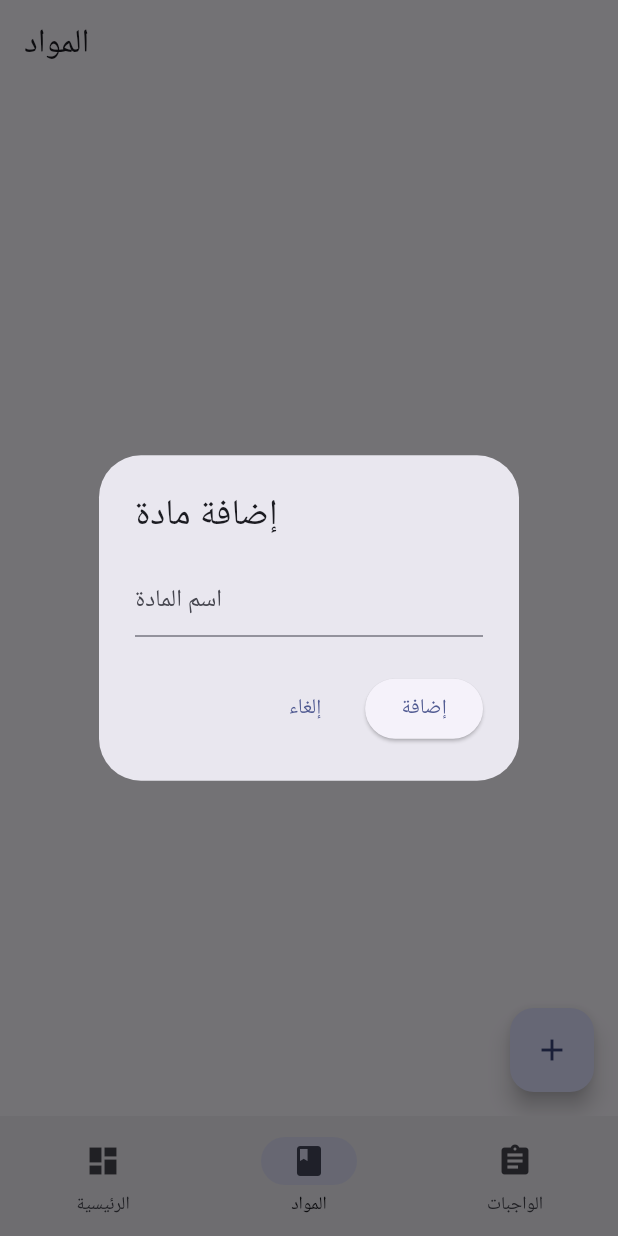
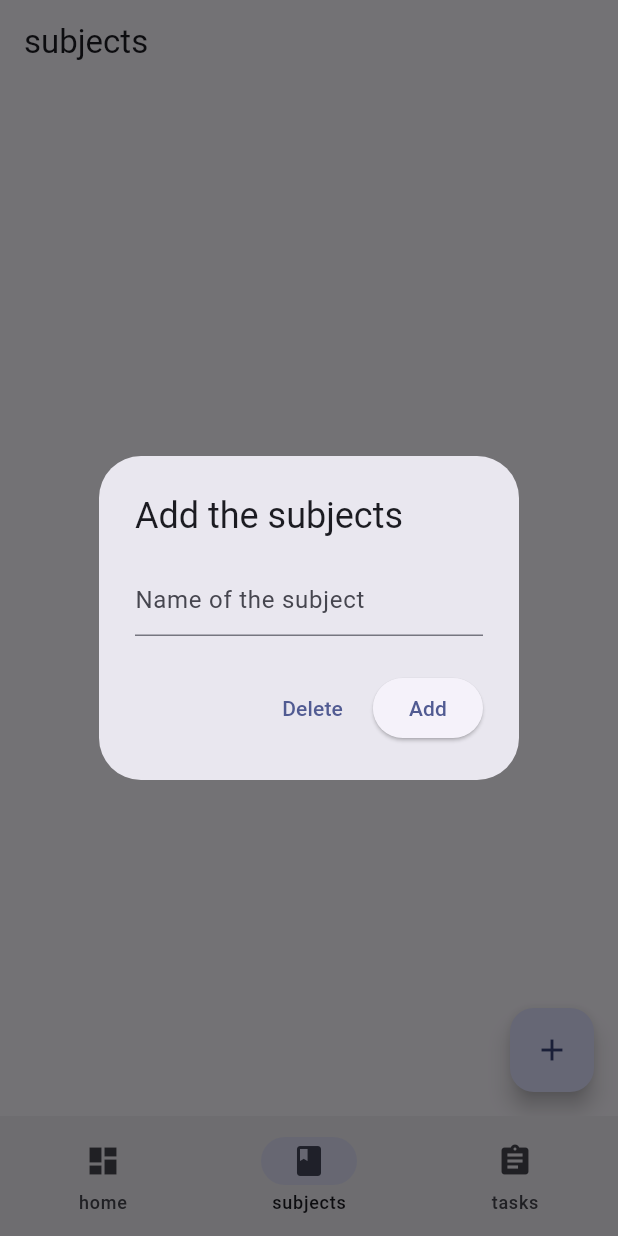
Before and after one commit to hussein-almasri/student_life_manager, a Flutter app: the screen it shows after launch, item 2 of the bottom bar chosen, after a tap on the "add" icon, on a phone screen of 412 x 824 dp. Run offline on Flutter 3.47's test engine with Material 3 defaults, Android fonts, the phone set to English and light mode, and no system bars; our stand-ins replace flutter_local_notifications, hive, hive_flutter, timezone; accounts and stored records are empty.

Commit message:
feat: Update UI text to English for consistency across the application

```diff
--- a/lib/features/dashboard/dashboard_screen.dart
+++ b/lib/features/dashboard/dashboard_screen.dart
@@ -18,7 +18,7 @@ class DashboardScreen extends StatelessWidget {
 
     return Scaffold(
       appBar: AppBar(
-        title: const Text('الرئيسية'),
+        title: const Text('home '),
         actions: [
           IconButton(
             icon: const Icon(Icons.settings),
@@ -39,13 +39,13 @@ class DashboardScreen extends StatelessWidget {
           crossAxisAlignment: CrossAxisAlignment.start,
           children: [
             Text(
-              'ملخص اليوم 👋',
+              'Todays summary',
               style: Theme.of(context).textTheme.headlineMedium,
             ),
             const SizedBox(height: 24),
 
             Text(
-              'نسبة الإنجاز',
+              'Percentage of completion',
               style: Theme.of(context).textTheme.titleMedium,
             ),
             const SizedBox(height: 8),
@@ -55,21 +55,21 @@ class DashboardScreen extends StatelessWidget {
               borderRadius: BorderRadius.circular(8),
             ),
             const SizedBox(height: 8),
-            Text('${(progress * 100).toStringAsFixed(0)}% مكتمل'),
+            Text('${(progress * 100).toStringAsFixed(0)}% complete'),
 
             const SizedBox(height: 32),
 
             Row(
               children: [
                 _StatCard(
-                  title: 'كل الواجبات',
+                  title: 'all tasks ',
                   value: totalTasks.toString(),
                   icon: Icons.assignment,
                   color: Colors.blue,
                 ),
                 const SizedBox(width: 16),
                 _StatCard(
-                  title: 'المنجزة',
+                  title: 'Completed',
                   value: completedTasks.toString(),
                   icon: Icons.check_circle,
                   color: Colors.green,
@@ -80,7 +80,7 @@ class DashboardScreen extends StatelessWidget {
             Row(
               children: [
                 _StatCard(
-                  title: 'المتبقية',
+                  title: 'remaining',
                   value: pendingTasks.toString(),
                   icon: Icons.schedule,
                   color: Colors.orange,
--- a/lib/features/settings/settings_screen.dart
+++ b/lib/features/settings/settings_screen.dart
@@ -15,15 +15,15 @@ class _SettingsScreenState extends State<SettingsScreen> {
 
     return Scaffold(
       appBar: AppBar(
-        title: const Text('الإعدادات'),
+        title: const Text('settings '),
       ),
       body: ListView(
         children: [
           // 🌙 Dark Mode
           SwitchListTile(
             secondary: const Icon(Icons.dark_mode),
-            title: const Text('الوضع الداكن'),
-            subtitle: const Text('تشغيل / إيقاف الوضع الداكن'),
+            title: const Text('Dark mode'),
+            subtitle: const Text('Turn on/off dark mode'),
             value: settings.darkMode,
             onChanged: (value) {
               final updatedSettings =
--- a/lib/features/subjects/subject_details_screen.dart
+++ b/lib/features/subjects/subject_details_screen.dart
@@ -21,7 +21,7 @@ class SubjectDetailsScreen extends StatelessWidget {
       ),
       body: subjectTasks.isEmpty
           ? const Center(
-              child: Text('لا يوجد واجبات لهذه المادة'),
+              child: Text('There are no Tasks  for this subject'),
             )
           : ListView.builder(
               itemCount: subjectTasks.length,
@@ -78,17 +78,17 @@ class _NotesScreenState extends State<NotesScreen> {
       context: context,
       builder: (context) {
         return AlertDialog(
-          title: const Text('إضافة ملاحظة'),
+          title: const Text('Add a Note'),
           content: TextField(
             controller: _noteController,
             decoration: const InputDecoration(
-              hintText: 'اكتب ملاحظتك هنا',
+              hintText: 'write your note here',
             ),
           ),
           actions: [
             TextButton(
               onPressed: () => Navigator.pop(context),
-              child: const Text('إلغاء'),
+              child: const Text('Delete'),
             ),
             ElevatedButton(
               onPressed: () {
@@ -96,14 +96,14 @@ class _NotesScreenState extends State<NotesScreen> {
 
                 AppData.addNote(
                   subject: widget.subjectName,
-                  title: 'ملاحظة',
+                  title: 'Note',
                   content: _noteController.text.trim(),
                 );
 
                 setState(() {});
                 Navigator.pop(context);
               },
-              child: const Text('إضافة'),
+              child: const Text('Add'),
             ),
           ],
         );
@@ -120,17 +120,17 @@ class _NotesScreenState extends State<NotesScreen> {
       context: context,
       builder: (context) {
         return AlertDialog(
-          title: const Text('تعديل الملاحظة'),
+          title: const Text('Edit Note'),
           content: TextField(
             controller: _noteController,
             decoration: const InputDecoration(
-              hintText: 'عدّل الملاحظة',
+              hintText: 'Edit the note',
             ),
           ),
           actions: [
             TextButton(
               onPressed: () => Navigator.pop(context),
-              child: const Text('إلغاء'),
+              child: const Text('Delete'),
             ),
             ElevatedButton(
               onPressed: () {
@@ -145,7 +145,7 @@ class _NotesScreenState extends State<NotesScreen> {
                 setState(() {});
                 Navigator.pop(context);
               },
-              child: const Text('حفظ'),
+              child: const Text('save'),
             ),
           ],
         );
@@ -162,7 +162,7 @@ class _NotesScreenState extends State<NotesScreen> {
         title: Text('Notes - ${widget.subjectName}'),
       ),
       body: notes.isEmpty
-          ? const Center(child: Text('لا يوجد ملاحظات'))
+          ? const Center(child: Text('No Note '))
           : ListView.builder(
               itemCount: notes.length,
               itemBuilder: (context, index) {
--- a/lib/features/subjects/subjects_screen.dart
+++ b/lib/features/subjects/subjects_screen.dart
@@ -17,17 +17,17 @@ class _SubjectsScreenState extends State<SubjectsScreen> {
       context: context,
       builder: (context) {
         return AlertDialog(
-          title: const Text('إضافة مادة'),
+          title: const Text('Add the subjects '),
           content: TextField(
             controller: controller,
             decoration: const InputDecoration(
-              hintText: 'اسم المادة',
+              hintText: 'Name of the subject ',
             ),
           ),
           actions: [
             TextButton(
               onPressed: () => Navigator.pop(context),
-              child: const Text('إلغاء'),
+              child: const Text('Delete'),
             ),
             ElevatedButton(
               onPressed: () {
@@ -37,7 +37,7 @@ class _SubjectsScreenState extends State<SubjectsScreen> {
                 setState(() {});
                 Navigator.pop(context);
               },
-              child: const Text('إضافة'),
+              child: const Text('Add'),
             ),
           ],
         );
@@ -51,10 +51,10 @@ class _SubjectsScreenState extends State<SubjectsScreen> {
 
     return Scaffold(
       appBar: AppBar(
-        title: const Text('المواد'),
+        title: const Text('subjects'),
       ),
       body: subjects.isEmpty
-          ? const Center(child: Text('لا يوجد مواد'))
+          ? const Center(child: Text('No subjects'))
           : ListView.builder(
               itemCount: subjects.length,
               itemBuilder: (context, index) {
--- a/lib/features/tasks/tasks_screen.dart
+++ b/lib/features/tasks/tasks_screen.dart
@@ -16,7 +16,7 @@ class _TasksScreenState extends State<TasksScreen> {
   void _addTask() async {
     if (AppData.subjects.isEmpty) {
       ScaffoldMessenger.of(context).showSnackBar(
-        const SnackBar(content: Text('أضف مادة أولًا')),
+        const SnackBar(content: Text('Add material first')),
       );
       return;
     }
@@ -30,7 +30,7 @@ class _TasksScreenState extends State<TasksScreen> {
       context: context,
       builder: (context) {
         return AlertDialog(
-          title: const Text('إضافة واجب'),
+          title: const Text('Adding a tasks'),
           content: SingleChildScrollView(
             child: Column(
               mainAxisSize: MainAxisSize.min,
@@ -38,11 +38,11 @@ class _TasksScreenState extends State<TasksScreen> {
                 TextField(
                   controller: titleController,
                   decoration:
-                      const InputDecoration(hintText: 'اسم الواجب'),
+                      const InputDecoration(hintText: 'Tasks Name'),
                 ),
                 const SizedBox(height: 12),
                 DropdownButtonFormField<String>(
-                  hint: const Text('اختر المادة'),
+                  hint: const Text('Choose the material'),
                   items: AppData.subjects
                       .map(
                         (s) => DropdownMenuItem(
@@ -60,7 +60,7 @@ class _TasksScreenState extends State<TasksScreen> {
                   icon: const Icon(Icons.calendar_today),
                   label: Text(
                     selectedDate == null
-                        ? 'اختيار تاريخ الانتهاء'
+                        ? 'Choosing the end time '
                         : '${selectedDate!.day}/${selectedDate!.month}/${selectedDate!.year}',
                   ),
                   onPressed: () async {
@@ -81,7 +81,7 @@ class _TasksScreenState extends State<TasksScreen> {
                   icon: const Icon(Icons.access_time),
                   label: Text(
                     selectedTime == null
-                        ? 'اختيار الوقت'
+                        ? 'Choosing the time'
                         : selectedTime!.format(context),
                   ),
                   onPressed: () async {
@@ -100,7 +100,7 @@ class _TasksScreenState extends State<TasksScreen> {
           actions: [
             TextButton(
               onPressed: () => Navigator.pop(context),
-              child: const Text('إلغاء'),
+              child: const Text('delete '),
             ),
             ElevatedButton(
               onPressed: () {
@@ -145,7 +145,7 @@ class _TasksScreenState extends State<TasksScreen> {
                 setState(() {});
                 Navigator.pop(context);
               },
-              child: const Text('إضافة'),
+              child: const Text('Add'),
             ),
           ],
         );
@@ -166,7 +166,7 @@ class _TasksScreenState extends State<TasksScreen> {
 
     return Scaffold(
       appBar: AppBar(
-        title: const Text('الواجبات'),
+        title: const Text('Tasks '),
       ),
       body: Column(
         children: [
@@ -174,7 +174,7 @@ class _TasksScreenState extends State<TasksScreen> {
             padding: const EdgeInsets.all(8.0),
             child: TextField(
               decoration: const InputDecoration(
-                hintText: 'ابحث عن واجب أو مادة...',
+                hintText: 'Search for an tasks or subject...',
                 prefixIcon: Icon(Icons.search),
                 border: OutlineInputBorder(),
               ),
@@ -185,7 +185,7 @@ class _TasksScreenState extends State<TasksScreen> {
           ),
           Expanded(
             child: filteredTasks.isEmpty
-                ? const Center(child: Text('لا يوجد نتائج'))
+                ? const Center(child: Text('No results found'))
                 : ListView.builder(
                     itemCount: filteredTasks.length,
                     itemBuilder: (context, index) {
--- a/lib/home_screen.dart
+++ b/lib/home_screen.dart
@@ -40,15 +40,15 @@ class _HomeScreenState extends State<HomeScreen> {
         destinations: const [
           NavigationDestination(
             icon: Icon(Icons.dashboard),
-            label: 'الرئيسية',
+            label: 'home',
           ),
           NavigationDestination(
             icon: Icon(Icons.book),
-            label: 'المواد',
+            label: 'subjects',
           ),
           NavigationDestination(
             icon: Icon(Icons.assignment),
-            label: 'الواجبات',
+            label: 'tasks',
           ),
         ],
       ),
--- a/lib/notes/notes_screen.dart
+++ b/lib/notes/notes_screen.dart
@@ -29,11 +29,11 @@ class _NotesScreenState extends State<NotesScreen> {
       context: context,
       builder: (context) {
         return AlertDialog(
-          title: Text(index == null ? 'إضافة ملاحظة' : 'تعديل الملاحظة'),
+          title: Text(index == null ? ' Add a note' : 'Edit the note '),
           content: TextField(
             controller: _noteController,
             decoration: const InputDecoration(
-              hintText: 'اكتب ملاحظتك هنا',
+              hintText: 'write your note here ',
             ),
             maxLines: 4,
           ),
@@ -43,7 +43,7 @@ class _NotesScreenState extends State<NotesScreen> {
                 _noteController.clear();
                 Navigator.pop(context);
               },
-              child: const Text('إلغاء'),
+              child: const Text('delete'),
             ),
             ElevatedButton(
               onPressed: () {
@@ -60,7 +60,7 @@ class _NotesScreenState extends State<NotesScreen> {
                 _noteController.clear();
                 Navigator.pop(context);
               },
-              child: const Text('حفظ'),
+              child: const Text('save'),
             ),
           ],
         );
@@ -72,10 +72,10 @@ class _NotesScreenState extends State<NotesScreen> {
   Widget build(BuildContext context) {
     return Scaffold(
       appBar: AppBar(
-        title: Text('ملاحظات - ${widget.subjectName}'),
+        title: Text('note  - ${widget.subjectName}'),
       ),
       body: notes.isEmpty
-          ? const Center(child: Text('لا يوجد ملاحظات بعد'))
+          ? const Center(child: Text('No note yet'))
           : ListView.builder(
               itemCount: notes.length,
               itemBuilder: (context, index) {
```
